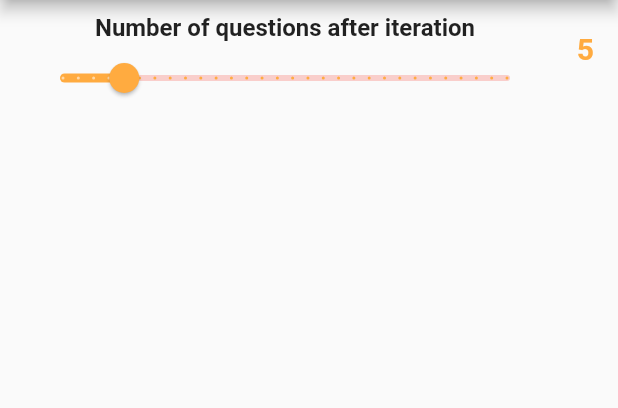
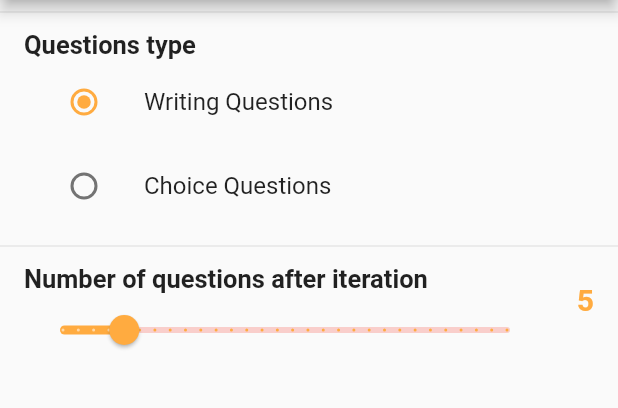
Before and after one commit to lukaszrola/smart-tomato, a Flutter app: the SettingsScreen screen opened directly, on a phone screen of 412 x 824 dp, the part 84-492 px from its top. Run offline on Flutter 3.47's test engine with Material 2 defaults, Android fonts, the phone set to English and light mode, and no system bars; our stand-ins replace audioplayers, percent_indicator, timer_count_down; missing offline and left inert: flutter_duration_picker, flutter_ringtone_player; network calls fail.

Commit message:
MP-51 Add question type switch

```diff
--- a/lib/screens/settings_screen.dart
+++ b/lib/screens/settings_screen.dart
@@ -5,13 +5,12 @@ import 'package:smarttomato/screens/main_drawer.dart';
 import 'package:smarttomato/services/settings_service.dart';
 
 class SettingsScreen extends StatelessWidget {
-
-
   @override
   Widget build(BuildContext context) {
     var settingsService = Provider.of<SettingsService>(context);
-    double numberOfQuestions =  settingsService.numberOfQuestions.toDouble();
+    double numberOfQuestions = settingsService.numberOfQuestions.toDouble();
 
+    const titleStyle = TextStyle(fontSize: 17, fontWeight: FontWeight.bold);
     return Scaffold(
       appBar: AppBar(
         title: Text("Settings"),
@@ -19,19 +18,48 @@ class SettingsScreen extends StatelessWidget {
       drawer: MainDrawer(),
       body: Column(
         children: [
-          SizedBox(
-            height: 5,
+          Divider(),
+          ListTile(
+            title: const Text(
+              'Questions type',
+              style: titleStyle,
+            ),
+            subtitle: Column(
+              children: [
+                ListTile(
+                  title: const Text('Writing Questions'),
+                  leading: Radio(
+                    value: QuestionType.WRITING_QUESTION,
+                    groupValue: settingsService.questionType,
+                    onChanged: (QuestionType value) {
+                      settingsService.questionType = value;
+                    },
+                  ),
+                ),
+                ListTile(
+                  title: const Text('Choice Questions'),
+                  leading: Radio(
+                    value: QuestionType.CHOICE_QUESTION,
+                    groupValue: settingsService.questionType,
+                    onChanged: (QuestionType value) {
+                      settingsService.questionType = value;
+                    },
+                  ),
+                )
+              ],
+            ),
           ),
+          Divider(),
           ListTile(
-            title: Text(
+            title: const Text(
               "Number of questions after iteration",
-              textAlign: TextAlign.center,
-              style: TextStyle(fontSize: 16, fontWeight: FontWeight.bold),
+              style: titleStyle,
             ),
             subtitle: Slider(
               value: numberOfQuestions,
               onChanged: (newNumberOfQuestions) {
-                settingsService.numberOfQuestions = newNumberOfQuestions.toInt();
+                settingsService.numberOfQuestions =
+                    newNumberOfQuestions.toInt();
               },
               activeColor: Theme.of(context).accentColor,
               divisions: 29,
@@ -41,7 +69,12 @@ class SettingsScreen extends StatelessWidget {
             ),
             trailing: Text(
               "${numberOfQuestions.floor()}",
-              style: TextStyle(fontSize: 20, fontWeight: FontWeight.bold, color: Theme.of(context).accentColor),
+              style: TextStyle(
+                  fontSize: 20,
+                  fontWeight: FontWeight.bold,
+                  color: Theme
+                      .of(context)
+                      .accentColor),
             ),
           )
         ],
--- a/lib/services/settings_service.dart
+++ b/lib/services/settings_service.dart
@@ -2,8 +2,11 @@
 
 import 'package:flutter/foundation.dart';
 
+enum QuestionType { WRITING_QUESTION, CHOICE_QUESTION }
+
 class SettingsService with ChangeNotifier {
   var _numberOfQuestions = 5;
+  var _questionType = QuestionType.WRITING_QUESTION;
 
   set numberOfQuestions(int numberOfQuestions) {
     _numberOfQuestions = numberOfQuestions;
@@ -13,4 +16,13 @@ class SettingsService with ChangeNotifier {
   int get numberOfQuestions {
     return _numberOfQuestions;
   }
+
+  set questionType(QuestionType questionType) {
+    _questionType = questionType;
+    notifyListeners();
+  }
+
+  QuestionType get questionType {
+    return _questionType;
+  }
 }
```
